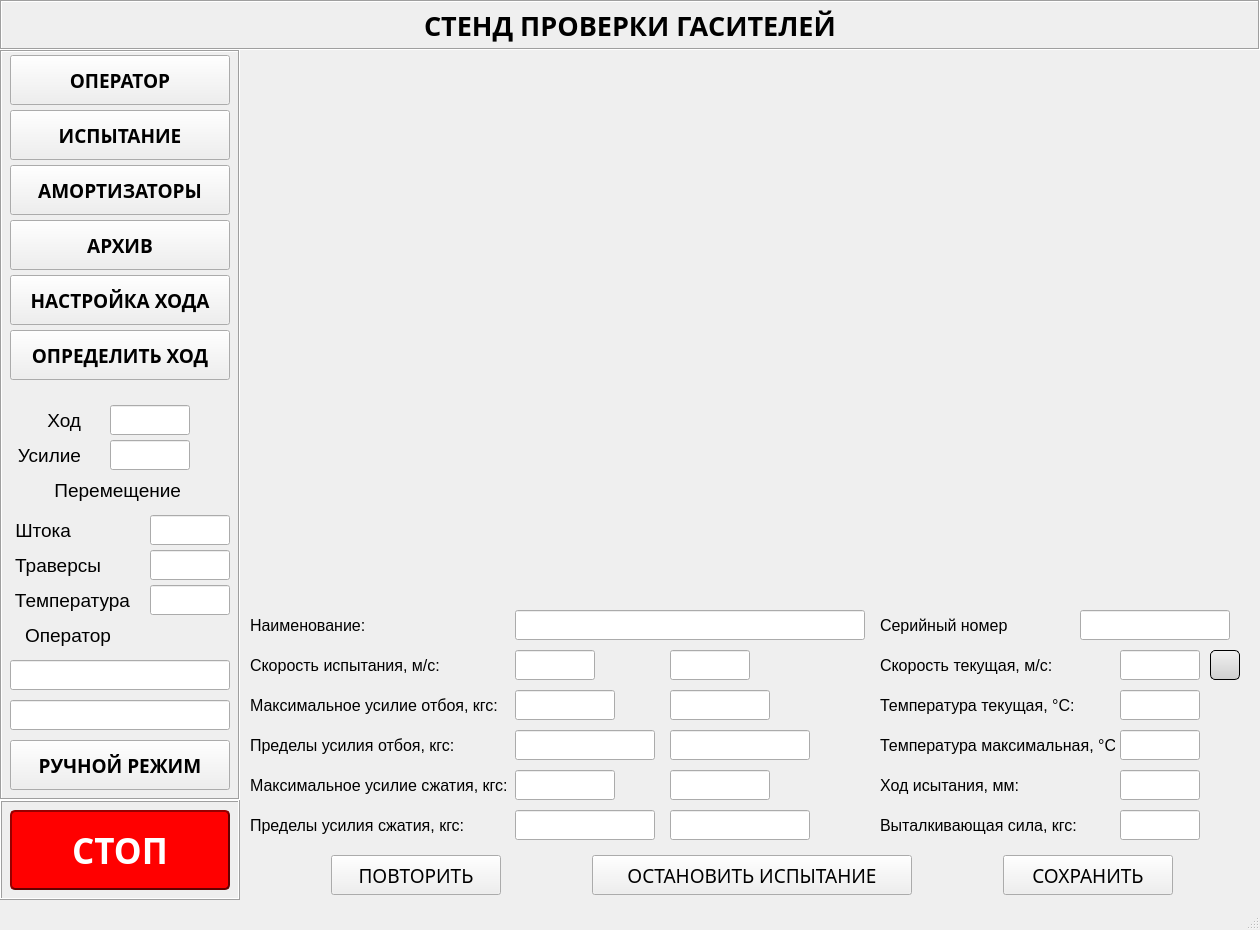
Skorikof/SPG-023MK, file ui/mainui.ui: the form before one commit.
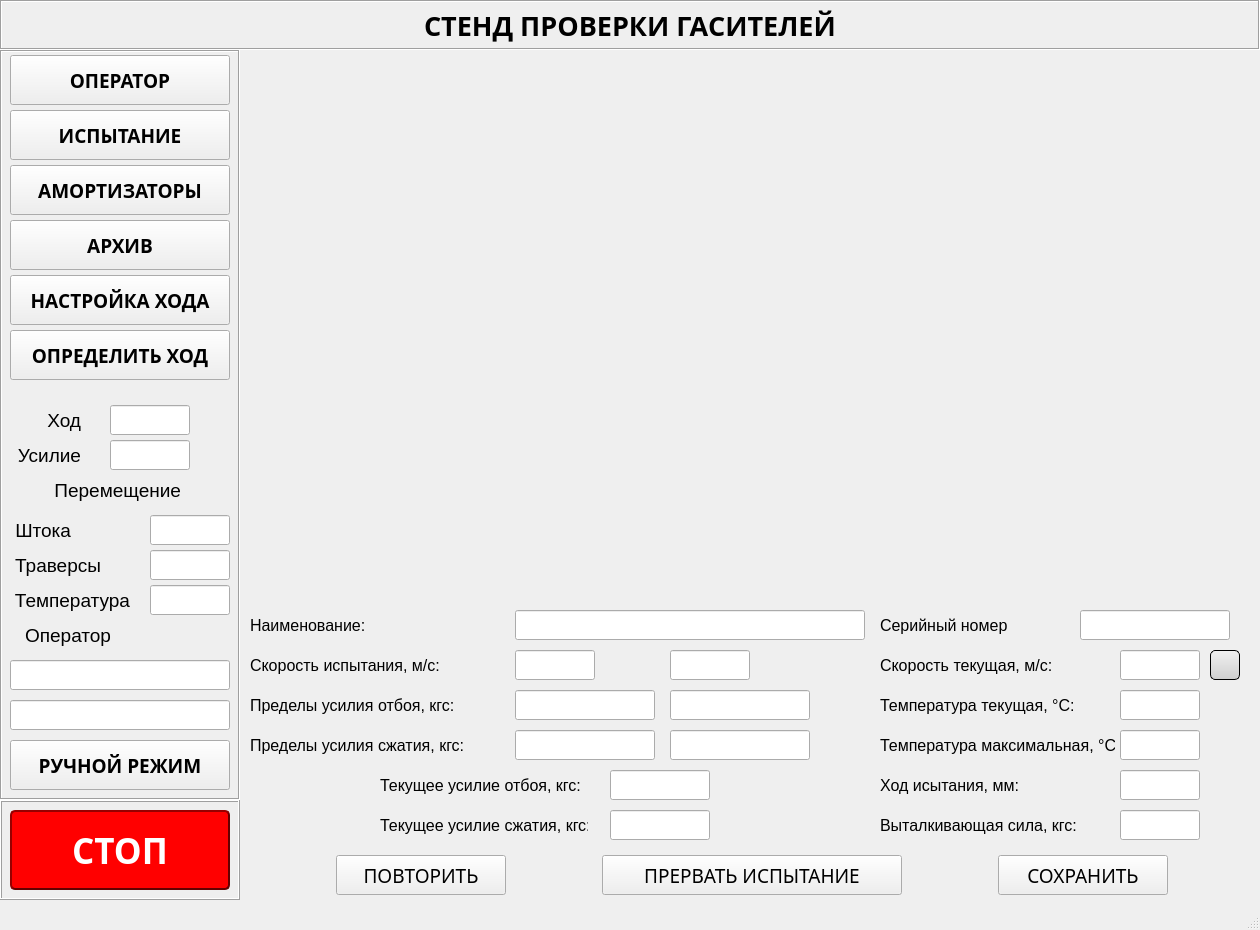
The form after the commit. The open tabs and pages were chosen to show the change. Custom widgets are drawn as their Qt base class.

The edit to the form file:
```diff
--- a/ui/mainui.ui
+++ b/ui/mainui.ui
@@ -2101,7 +2101,7 @@
              <property name="geometry">
               <rect>
                <x>10</x>
-               <y>210</y>
+               <y>130</y>
                <width>216</width>
                <height>30</height>
               </rect>
@@ -2128,71 +2128,6 @@
               <string>Пределы усилия сжатия, кгс:</string>
              </property>
             </widget>
-            <widget class="QLineEdit" name="lab_max_comp_1_le">
-             <property name="geometry">
-              <rect>
-               <x>275</x>
-               <y>170</y>
-               <width>100</width>
-               <height>30</height>
-              </rect>
-             </property>
-             <property name="minimumSize">
-              <size>
-               <width>100</width>
-               <height>30</height>
-              </size>
-             </property>
-             <property name="maximumSize">
-              <size>
-               <width>100</width>
-               <height>30</height>
-              </size>
-             </property>
-             <property name="font">
-              <font>
-               <family>Arial</family>
-               <pointsize>14</pointsize>
-              </font>
-             </property>
-             <property name="alignment">
-              <set>Qt::AlignCenter</set>
-             </property>
-             <property name="readOnly">
-              <bool>true</bool>
-             </property>
-            </widget>
-            <widget class="QLabel" name="lbl_21">
-             <property name="geometry">
-              <rect>
-               <x>10</x>
-               <y>90</y>
-               <width>250</width>
-               <height>30</height>
-              </rect>
-             </property>
-             <property name="minimumSize">
-              <size>
-               <width>0</width>
-               <height>30</height>
-              </size>
-             </property>
-             <property name="maximumSize">
-              <size>
-               <width>16777215</width>
-               <height>30</height>
-              </size>
-             </property>
-             <property name="font">
-              <font>
-               <family>Arial</family>
-               <pointsize>12</pointsize>
-              </font>
-             </property>
-             <property name="text">
-              <string>Максимальное усилие отбоя, кгс:</string>
-             </property>
-            </widget>
             <widget class="QLabel" name="lbl_14">
              <property name="geometry">
               <rect>
@@ -2228,7 +2163,7 @@
              <property name="geometry">
               <rect>
                <x>10</x>
-               <y>130</y>
+               <y>90</y>
                <width>208</width>
                <height>30</height>
               </rect>
@@ -2327,7 +2262,7 @@
              <property name="geometry">
               <rect>
                <x>275</x>
-               <y>130</y>
+               <y>90</y>
                <width>140</width>
                <height>30</height>
               </rect>
@@ -2364,7 +2299,7 @@
              <property name="geometry">
               <rect>
                <x>275</x>
-               <y>210</y>
+               <y>130</y>
                <width>140</width>
                <height>30</height>
               </rect>
@@ -2397,74 +2332,6 @@
               <bool>true</bool>
              </property>
             </widget>
-            <widget class="QLabel" name="lbl_19">
-             <property name="geometry">
-              <rect>
-               <x>10</x>
-               <y>170</y>
-               <width>258</width>
-               <height>30</height>
-              </rect>
-             </property>
-             <property name="minimumSize">
-              <size>
-               <width>0</width>
-               <height>30</height>
-              </size>
-             </property>
-             <property name="maximumSize">
-              <size>
-               <width>16777215</width>
-               <height>30</height>
-              </size>
-             </property>
-             <property name="font">
-              <font>
-               <family>Arial</family>
-               <pointsize>12</pointsize>
-              </font>
-             </property>
-             <property name="text">
-              <string>Максимальное усилие сжатия, кгс:</string>
-             </property>
-            </widget>
-            <widget class="QLineEdit" name="lab_max_recoil_1_le">
-             <property name="geometry">
-              <rect>
-               <x>275</x>
-               <y>90</y>
-               <width>100</width>
-               <height>30</height>
-              </rect>
-             </property>
-             <property name="minimumSize">
-              <size>
-               <width>100</width>
-               <height>30</height>
-              </size>
-             </property>
-             <property name="maximumSize">
-              <size>
-               <width>100</width>
-               <height>30</height>
-              </size>
-             </property>
-             <property name="font">
-              <font>
-               <family>Arial</family>
-               <pointsize>14</pointsize>
-              </font>
-             </property>
-             <property name="text">
-              <string/>
-             </property>
-             <property name="alignment">
-              <set>Qt::AlignCenter</set>
-             </property>
-             <property name="readOnly">
-              <bool>true</bool>
-             </property>
-            </widget>
             <widget class="QLabel" name="lbl_15">
              <property name="geometry">
               <rect>
@@ -2962,48 +2829,11 @@
               <bool>true</bool>
              </property>
             </widget>
-            <widget class="QLineEdit" name="lab_max_recoil_2_le">
-             <property name="geometry">
-              <rect>
-               <x>430</x>
-               <y>90</y>
-               <width>100</width>
-               <height>30</height>
-              </rect>
-             </property>
-             <property name="minimumSize">
-              <size>
-               <width>100</width>
-               <height>30</height>
-              </size>
-             </property>
-             <property name="maximumSize">
-              <size>
-               <width>100</width>
-               <height>30</height>
-              </size>
-             </property>
-             <property name="font">
-              <font>
-               <family>Arial</family>
-               <pointsize>14</pointsize>
-              </font>
-             </property>
-             <property name="text">
-              <string/>
-             </property>
-             <property name="alignment">
-              <set>Qt::AlignCenter</set>
-             </property>
-             <property name="readOnly">
-              <bool>true</bool>
-             </property>
-            </widget>
             <widget class="QLineEdit" name="lab_limit_recoil_2_le">
              <property name="geometry">
               <rect>
                <x>430</x>
-               <y>130</y>
+               <y>90</y>
                <width>140</width>
                <height>30</height>
               </rect>
@@ -3036,45 +2866,11 @@
               <bool>true</bool>
              </property>
             </widget>
-            <widget class="QLineEdit" name="lab_max_comp_2_le">
-             <property name="geometry">
-              <rect>
-               <x>430</x>
-               <y>170</y>
-               <width>100</width>
-               <height>30</height>
-              </rect>
-             </property>
-             <property name="minimumSize">
-              <size>
-               <width>100</width>
-               <height>30</height>
-              </size>
-             </property>
-             <property name="maximumSize">
-              <size>
-               <width>100</width>
-               <height>30</height>
-              </size>
-             </property>
-             <property name="font">
-              <font>
-               <family>Arial</family>
-               <pointsize>14</pointsize>
-              </font>
-             </property>
-             <property name="alignment">
-              <set>Qt::AlignCenter</set>
-             </property>
-             <property name="readOnly">
-              <bool>true</bool>
-             </property>
-            </widget>
             <widget class="QLineEdit" name="lab_limit_comp_2_le">
              <property name="geometry">
               <rect>
                <x>430</x>
-               <y>210</y>
+               <y>130</y>
                <width>140</width>
                <height>30</height>
               </rect>
@@ -3107,6 +2903,142 @@
               <bool>true</bool>
              </property>
             </widget>
+            <widget class="QLabel" name="lbl_21">
+             <property name="geometry">
+              <rect>
+               <x>140</x>
+               <y>170</y>
+               <width>208</width>
+               <height>30</height>
+              </rect>
+             </property>
+             <property name="minimumSize">
+              <size>
+               <width>0</width>
+               <height>30</height>
+              </size>
+             </property>
+             <property name="maximumSize">
+              <size>
+               <width>16777215</width>
+               <height>30</height>
+              </size>
+             </property>
+             <property name="font">
+              <font>
+               <family>Arial</family>
+               <pointsize>12</pointsize>
+              </font>
+             </property>
+             <property name="text">
+              <string>Текущее усилие отбоя, кгс:</string>
+             </property>
+            </widget>
+            <widget class="QLabel" name="lbl_26">
+             <property name="geometry">
+              <rect>
+               <x>140</x>
+               <y>210</y>
+               <width>208</width>
+               <height>30</height>
+              </rect>
+             </property>
+             <property name="minimumSize">
+              <size>
+               <width>0</width>
+               <height>30</height>
+              </size>
+             </property>
+             <property name="maximumSize">
+              <size>
+               <width>16777215</width>
+               <height>30</height>
+              </size>
+             </property>
+             <property name="font">
+              <font>
+               <family>Arial</family>
+               <pointsize>12</pointsize>
+              </font>
+             </property>
+             <property name="text">
+              <string>Текущее усилие сжатия, кгс:</string>
+             </property>
+            </widget>
+            <widget class="QLineEdit" name="lab_recoil_le">
+             <property name="geometry">
+              <rect>
+               <x>370</x>
+               <y>170</y>
+               <width>100</width>
+               <height>30</height>
+              </rect>
+             </property>
+             <property name="minimumSize">
+              <size>
+               <width>100</width>
+               <height>30</height>
+              </size>
+             </property>
+             <property name="maximumSize">
+              <size>
+               <width>100</width>
+               <height>30</height>
+              </size>
+             </property>
+             <property name="font">
+              <font>
+               <family>Arial</family>
+               <pointsize>14</pointsize>
+              </font>
+             </property>
+             <property name="text">
+              <string/>
+             </property>
+             <property name="alignment">
+              <set>Qt::AlignCenter</set>
+             </property>
+             <property name="readOnly">
+              <bool>true</bool>
+             </property>
+            </widget>
+            <widget class="QLineEdit" name="lab_comp_le">
+             <property name="geometry">
+              <rect>
+               <x>370</x>
+               <y>210</y>
+               <width>100</width>
+               <height>30</height>
+              </rect>
+             </property>
+             <property name="minimumSize">
+              <size>
+               <width>100</width>
+               <height>30</height>
+              </size>
+             </property>
+             <property name="maximumSize">
+              <size>
+               <width>100</width>
+               <height>30</height>
+              </size>
+             </property>
+             <property name="font">
+              <font>
+               <family>Arial</family>
+               <pointsize>14</pointsize>
+              </font>
+             </property>
+             <property name="text">
+              <string/>
+             </property>
+             <property name="alignment">
+              <set>Qt::AlignCenter</set>
+             </property>
+             <property name="readOnly">
+              <bool>true</bool>
+             </property>
+            </widget>
            </widget>
            <widget class="QFrame" name="test_btn_frame">
             <property name="geometry">
@@ -3180,13 +3112,13 @@
               <widget class="QPushButton" name="test_cancel_btn">
                <property name="minimumSize">
                 <size>
-                 <width>320</width>
+                 <width>300</width>
                  <height>40</height>
                 </size>
                </property>
                <property name="maximumSize">
                 <size>
-                 <width>320</width>
+                 <width>300</width>
                  <height>40</height>
                 </size>
                </property>
@@ -3197,7 +3129,7 @@
                 </font>
                </property>
                <property name="text">
-                <string>ОСТАНОВИТЬ ИСПЫТАНИЕ</string>
+                <string>ПРЕРВАТЬ ИСПЫТАНИЕ</string>
                </property>
               </widget>
              </item>
```
Left out of the diff: 2 changed lines with no effect on the pictures.
